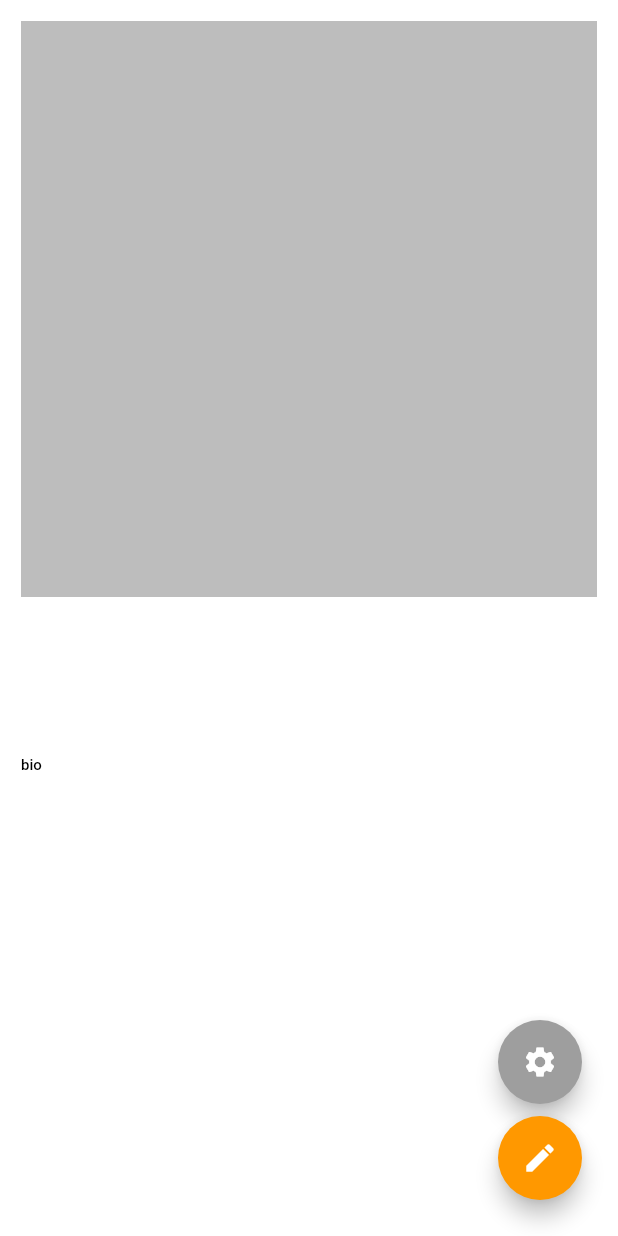
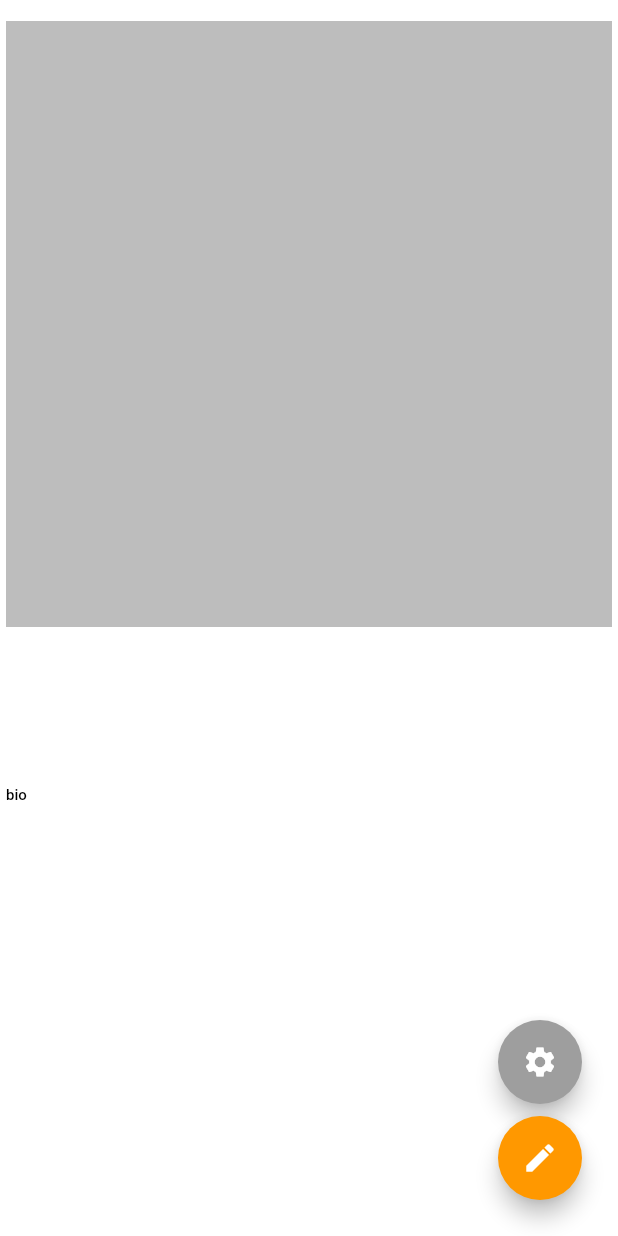
Before and after one commit to chrhartm/letss-flutter, a Flutter app: the Profile screen opened directly, on a phone screen of 412 x 824 dp. Run offline on Flutter 3.47's test engine with Material 2 defaults, Android fonts, the phone set to English and light mode, and no system bars; our stand-ins replace animated_text_kit, cloud_firestore, cloud_functions, firebase_analytics, firebase_auth, firebase_core and 6 more; missing offline and left inert: flutter_tagging, geoflutterfire; accounts and stored records are empty; network calls fail.

Commit message:
some refactoring

```diff
--- a/lib/models/like.dart
+++ b/lib/models/like.dart
@@ -13,7 +13,7 @@ class Like {
       required this.timestamp});
 
   Like.noLike()
-      : person = Person.emptyPerson(name: "No like so far"),
+      : person = Person.emptyPerson(name: "Waiting for likes"),
         message = "Likes will be shown here",
         status = 'ACTIVE',
         timestamp = DateTime.now();
--- a/lib/screens/likescreen.dart
+++ b/lib/screens/likescreen.dart
@@ -64,7 +64,7 @@ class LikeScreen extends StatelessWidget {
                     Navigator.pop(context);
                   },
                   child: Icon(
-                    Icons.archive,
+                    Icons.not_interested,
                     color: Colors.white,
                   ),
                   heroTag: null,
--- a/lib/widgets/letsstile.dart
+++ b/lib/widgets/letsstile.dart
@@ -1,6 +1,7 @@
 import 'package:flutter/material.dart';
 import 'tile.dart';
 
+// TODO deprecate
 class LetssTile extends StatelessWidget {
   const LetssTile({
     Key? key,
--- a/lib/widgets/tile.dart
+++ b/lib/widgets/tile.dart
@@ -18,14 +18,13 @@ class Tile extends StatelessWidget {
     }
     return Container(
         width: double.infinity,
-        child: Padding(
-            padding: EdgeInsets.all(0.0),
-            child: Card(
-                elevation: 0,
-                color: Colors.white,
-                shape: RoundedRectangleBorder(
-                    borderRadius: BorderRadius.circular(5)),
-                child: Padding(
-                    padding: EdgeInsets.all(paddingSize), child: child))));
+        child: Card(
+            elevation: 0,
+            color: Colors.white,
+            shape:
+                RoundedRectangleBorder(borderRadius: BorderRadius.circular(5)),
+            child: Padding(
+                padding: EdgeInsets.only(top: paddingSize, bottom: paddingSize),
+                child: child)));
   }
 }
```
Also changed, not shown: lib/screens/activityscreen.dart (+8 -13 lines), lib/screens/myactivities.dart (+4 -4 lines), lib/widgets/activitycard.dart (+10 -15 lines), lib/widgets/activitylikes.dart (+7 -3 lines).
